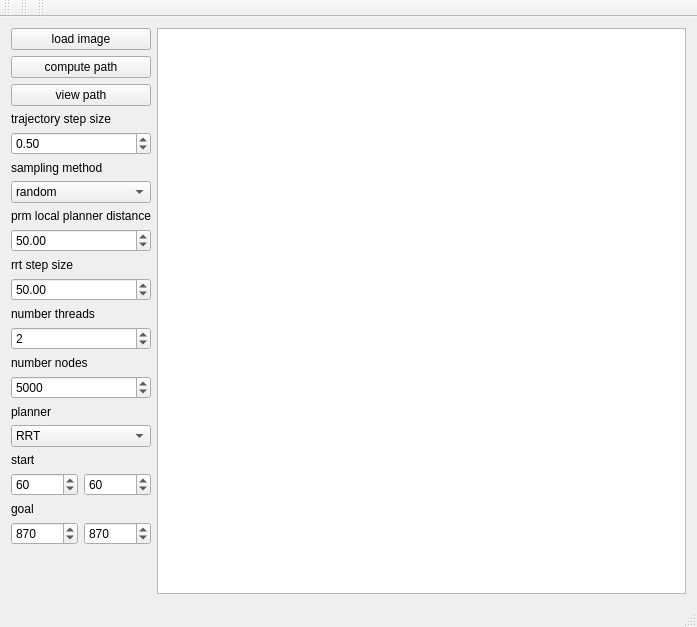
This is examples/gui2D/mainwindow.ui in tobiaskohlbau/IPPP as Qt 5 draws it before an edit. The edited form follows.
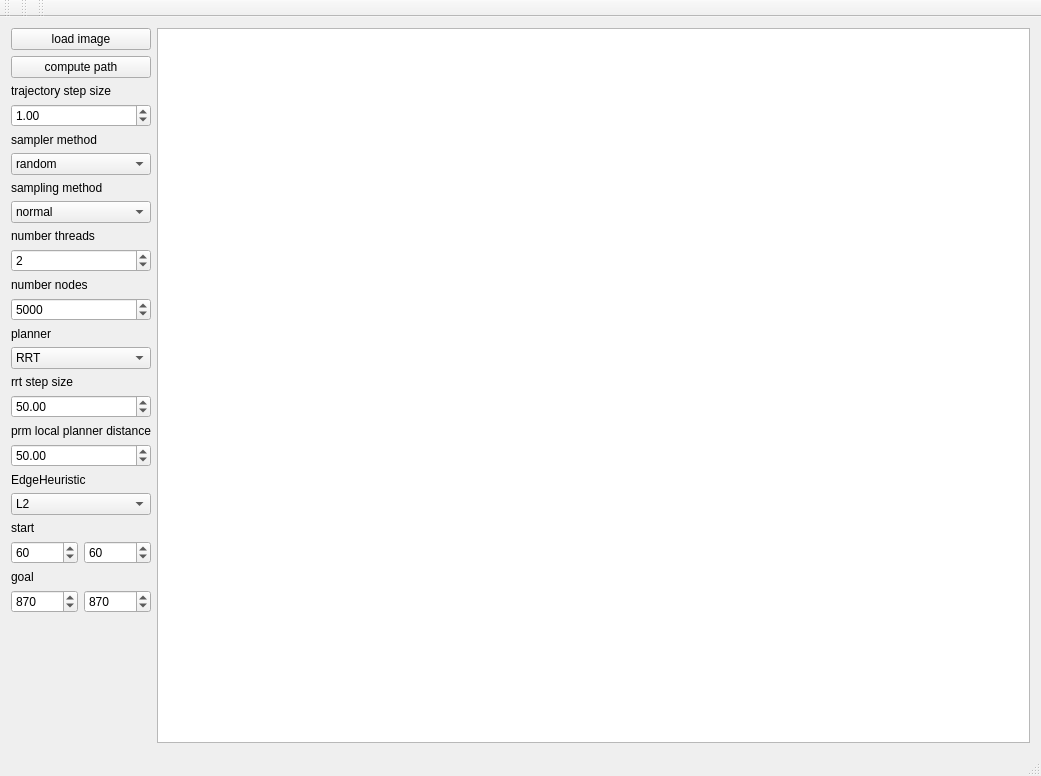
This is the edited form.

Commit message: add new features of planner to Gui2D and add checks

```diff
--- a/examples/gui2D/mainwindow.ui
+++ b/examples/gui2D/mainwindow.ui
@@ -6,8 +6,8 @@
    <rect>
     <x>0</x>
     <y>0</y>
-    <width>697</width>
-    <height>627</height>
+    <width>1041</width>
+    <height>776</height>
    </rect>
   </property>
   <property name="windowTitle">
@@ -31,13 +31,6 @@
         </property>
        </widget>
       </item>
-      <item>
-       <widget class="QPushButton" name="pushButton_3">
-        <property name="text">
-         <string>view path</string>
-        </property>
-       </widget>
-      </item>
       <item>
        <layout class="QVBoxLayout" name="verticalLayout">
         <item>
@@ -50,19 +43,19 @@
         <item>
          <widget class="QDoubleSpinBox" name="boxTrajectoryStepSize">
           <property name="value">
-           <double>0.500000000000000</double>
+           <double>1.000000000000000</double>
           </property>
          </widget>
         </item>
         <item>
-         <widget class="QLabel" name="labelSampling">
+         <widget class="QLabel" name="labelSampler">
           <property name="text">
-           <string>sampling method</string>
+           <string>sampler method</string>
           </property>
          </widget>
         </item>
         <item>
-         <widget class="QComboBox" name="boxSampling">
+         <widget class="QComboBox" name="boxSampler">
           <item>
            <property name="text">
             <string>random</string>
@@ -81,31 +74,24 @@
          </widget>
         </item>
         <item>
-         <widget class="QLabel" name="labelPRM">
+         <widget class="QLabel" name="labelSampling">
           <property name="text">
-           <string>prm local planner distance</string>
+           <string>sampling method</string>
           </property>
          </widget>
         </item>
         <item>
-         <widget class="QDoubleSpinBox" name="boxPRM">
-          <property name="value">
-           <double>50.000000000000000</double>
-          </property>
-         </widget>
-        </item>
-        <item>
-         <widget class="QLabel" name="labelRRT">
-          <property name="text">
-           <string>rrt step size</string>
-          </property>
-         </widget>
-        </item>
-        <item>
-         <widget class="QDoubleSpinBox" name="boxRRT">
-          <property name="value">
-           <double>50.000000000000000</double>
-          </property>
+         <widget class="QComboBox" name="boxSampling">
+          <item>
+           <property name="text">
+            <string>normal</string>
+           </property>
+          </item>
+          <item>
+           <property name="text">
+            <string>nearObstacles</string>
+           </property>
+          </item>
          </widget>
         </item>
         <item>
@@ -167,6 +153,75 @@
             </item>
            </widget>
           </item>
+          <item>
+           <widget class="QLabel" name="labelRRT">
+            <property name="text">
+             <string>rrt step size</string>
+            </property>
+           </widget>
+          </item>
+          <item>
+           <widget class="QDoubleSpinBox" name="boxRRT">
+            <property name="value">
+             <double>50.000000000000000</double>
+            </property>
+           </widget>
+          </item>
+          <item>
+           <widget class="QLabel" name="labelPRM">
+            <property name="text">
+             <string>prm local planner distance</string>
+            </property>
+           </widget>
+          </item>
+          <item>
+           <widget class="QDoubleSpinBox" name="boxPRM">
+            <property name="value">
+             <double>50.000000000000000</double>
+            </property>
+           </widget>
+          </item>
+          <item>
+           <widget class="QLabel" name="labelEdgeHeuristic">
+            <property name="text">
+             <string>EdgeHeuristic</string>
+            </property>
+           </widget>
+          </item>
+          <item>
+           <widget class="QComboBox" name="boxEdgeHeuristic">
+            <item>
+             <property name="text">
+              <string>L2</string>
+             </property>
+            </item>
+            <item>
+             <property name="text">
+              <string>L1</string>
+             </property>
+            </item>
+            <item>
+             <property name="text">
+              <string>INF</string>
+             </property>
+            </item>
+            <item>
+             <property name="text">
+              <string>weightedVec_L2</string>
+             </property>
+            </item>
+            <item>
+             <property name="text">
+              <string>weightedVec_L1</string>
+             </property>
+            </item>
+            <item>
+             <property name="text">
+              <string>weightedVec_INF</string>
+             </property>
+            </item>
+           </widget>
+          </item>
           <item>
            <layout class="QGridLayout" name="gridLayout">
             <item row="4" column="0">
```
Left out of the diff: 144 changed lines with no effect on the pictures. The commit also changes 2 other files.
